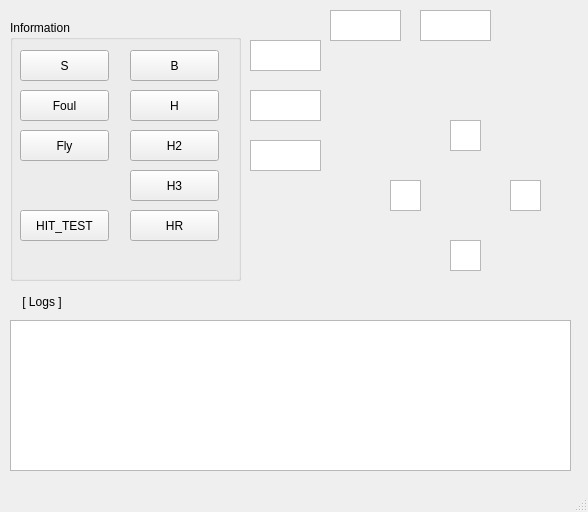
The window that 0_BB/interface.ui (naikiki87/python) describes before a commit, drawn with Qt 5.
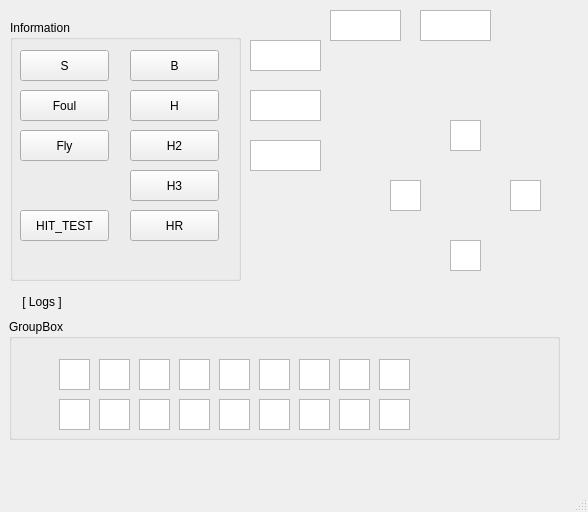
The same window after the commit.

Patch:
```diff
--- a/0_BB/interface.ui
+++ b/0_BB/interface.ui
@@ -74,24 +74,6 @@
      <set>Qt::AlignCenter</set>
     </property>
    </widget>
-   <widget class="QSplitter" name="splitter">
-    <property name="geometry">
-     <rect>
-      <x>10</x>
-      <y>320</y>
-      <width>561</width>
-      <height>151</height>
-     </rect>
-    </property>
-    <property name="orientation">
-     <enum>Qt::Vertical</enum>
-    </property>
-    <widget class="QTextEdit" name="text_edit">
-     <property name="enabled">
-      <bool>true</bool>
-     </property>
-    </widget>
-   </widget>
    <widget class="QGroupBox" name="groupBox">
     <property name="geometry">
      <rect>
@@ -358,6 +340,253 @@
      </rect>
     </property>
    </widget>
+   <widget class="QGroupBox" name="groupBox_2">
+    <property name="geometry">
+     <rect>
+      <x>9</x>
+      <y>319</y>
+      <width>551</width>
+      <height>121</height>
+     </rect>
+    </property>
+    <property name="title">
+     <string>GroupBox</string>
+    </property>
+    <widget class="QTextEdit" name="inn11">
+     <property name="enabled">
+      <bool>true</bool>
+     </property>
+     <property name="geometry">
+      <rect>
+       <x>50</x>
+       <y>40</y>
+       <width>31</width>
+       <height>31</height>
+      </rect>
+     </property>
+    </widget>
+    <widget class="QTextEdit" name="inn12">
+     <property name="enabled">
+      <bool>true</bool>
+     </property>
+     <property name="geometry">
+      <rect>
+       <x>50</x>
+       <y>80</y>
+       <width>31</width>
+       <height>31</height>
+      </rect>
+     </property>
+    </widget>
+    <widget class="QTextEdit" name="inn22">
+     <property name="enabled">
+      <bool>true</bool>
+     </property>
+     <property name="geometry">
+      <rect>
+       <x>90</x>
+       <y>80</y>
+       <width>31</width>
+       <height>31</height>
+      </rect>
+     </property>
+    </widget>
+    <widget class="QTextEdit" name="inn21">
+     <property name="enabled">
+      <bool>true</bool>
+     </property>
+     <property name="geometry">
+      <rect>
+       <x>90</x>
+       <y>40</y>
+       <width>31</width>
+       <height>31</height>
+      </rect>
+     </property>
+    </widget>
+    <widget class="QTextEdit" name="inn41">
+     <property name="enabled">
+      <bool>true</bool>
+     </property>
+     <property name="geometry">
+      <rect>
+       <x>170</x>
+       <y>40</y>
+       <width>31</width>
+       <height>31</height>
+      </rect>
+     </property>
+    </widget>
+    <widget class="QTextEdit" name="inn32">
+     <property name="enabled">
+      <bool>true</bool>
+     </property>
+     <property name="geometry">
+      <rect>
+       <x>130</x>
+       <y>80</y>
+       <width>31</width>
+       <height>31</height>
+      </rect>
+     </property>
+    </widget>
+    <widget class="QTextEdit" name="inn31">
+     <property name="enabled">
+      <bool>true</bool>
+     </property>
+     <property name="geometry">
+      <rect>
+       <x>130</x>
+       <y>40</y>
+       <width>31</width>
+       <height>31</height>
+      </rect>
+     </property>
+    </widget>
+    <widget class="QTextEdit" name="inn42">
+     <property name="enabled">
+      <bool>true</bool>
+     </property>
+     <property name="geometry">
+      <rect>
+       <x>170</x>
+       <y>80</y>
+       <width>31</width>
+       <height>31</height>
+      </rect>
+     </property>
+    </widget>
+    <widget class="QTextEdit" name="inn52">
+     <property name="enabled">
+      <bool>true</bool>
+     </property>
+     <property name="geometry">
+      <rect>
+       <x>210</x>
+       <y>80</y>
+       <width>31</width>
+       <height>31</height>
+      </rect>
+     </property>
+    </widget>
+    <widget class="QTextEdit" name="inn61">
+     <property name="enabled">
+      <bool>true</bool>
+     </property>
+     <property name="geometry">
+      <rect>
+       <x>250</x>
+       <y>40</y>
+       <width>31</width>
+       <height>31</height>
+      </rect>
+     </property>
+    </widget>
+    <widget class="QTextEdit" name="inn51">
+     <property name="enabled">
+      <bool>true</bool>
+     </property>
+     <property name="geometry">
+      <rect>
+       <x>210</x>
+       <y>40</y>
+       <width>31</width>
+       <height>31</height>
+      </rect>
+     </property>
+    </widget>
+    <widget class="QTextEdit" name="inn62">
+     <property name="enabled">
+      <bool>true</bool>
+     </property>
+     <property name="geometry">
+      <rect>
+       <x>250</x>
+       <y>80</y>
+       <width>31</width>
+       <height>31</height>
+      </rect>
+     </property>
+    </widget>
+    <widget class="QTextEdit" name="inn92">
+     <property name="enabled">
+      <bool>true</bool>
+     </property>
+     <property name="geometry">
+      <rect>
+       <x>370</x>
+       <y>80</y>
+       <width>31</width>
+       <height>31</height>
+      </rect>
+     </property>
+    </widget>
+    <widget class="QTextEdit" name="inn71">
+     <property name="enabled">
+      <bool>true</bool>
+     </property>
+     <property name="geometry">
+      <rect>
+       <x>290</x>
+       <y>40</y>
+       <width>31</width>
+       <height>31</height>
+      </rect>
+     </property>
+    </widget>
+    <widget class="QTextEdit" name="inn91">
+     <property name="enabled">
+      <bool>true</bool>
+     </property>
+     <property name="geometry">
+      <rect>
+       <x>370</x>
+       <y>40</y>
+       <width>31</width>
+       <height>31</height>
+      </rect>
+     </property>
+    </widget>
+    <widget class="QTextEdit" name="inn82">
+     <property name="enabled">
+      <bool>true</bool>
+     </property>
+     <property name="geometry">
+      <rect>
+       <x>330</x>
+       <y>80</y>
+       <width>31</width>
+       <height>31</height>
+      </rect>
+     </property>
+    </widget>
+    <widget class="QTextEdit" name="inn81">
+     <property name="enabled">
+      <bool>true</bool>
+     </property>
+     <property name="geometry">
+      <rect>
+       <x>330</x>
+       <y>40</y>
+       <width>31</width>
+       <height>31</height>
+      </rect>
+     </property>
+    </widget>
+    <widget class="QTextEdit" name="inn72">
+     <property name="enabled">
+      <bool>true</bool>
+     </property>
+     <property name="geometry">
+      <rect>
+       <x>290</x>
+       <y>80</y>
+       <width>31</width>
+       <height>31</height>
+      </rect>
+     </property>
+    </widget>
+   </widget>
   </widget>
   <widget class="QMenuBar" name="menubar">
    <property name="geometry">
```
